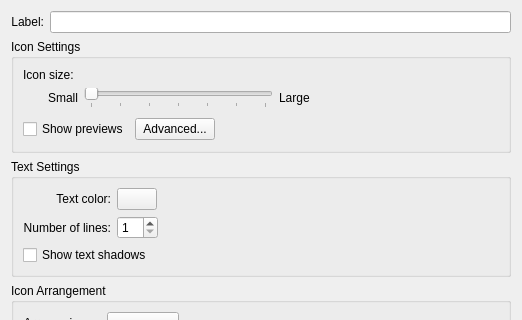
KDE/kde-baseapps, file plasma/applets/folderview/folderviewDisplayConfig.ui: the form before one commit; both pictures show x 0 to 522 and y 0 to 320 of the 522 by 682 pixel window.
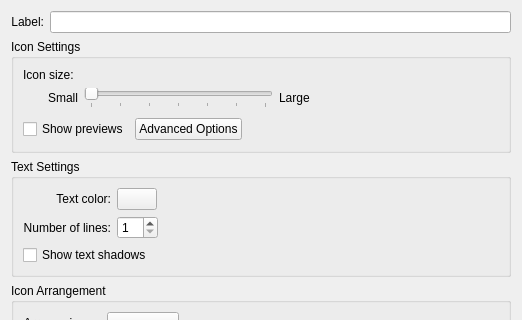
The form after the commit. Custom widgets are drawn as their Qt base class.

Diff of the .ui file:
```diff
--- a/plasma/applets/folderview/folderviewDisplayConfig.ui
+++ b/plasma/applets/folderview/folderviewDisplayConfig.ui
@@ -148,7 +148,7 @@
            <string>Click this button to choose for which types of files previews will be shown.</string>
           </property>
           <property name="text" >
-           <string>Advanced...</string>
+           <string>Advanced Options</string>
           </property>
          </widget>
         </item>
```
